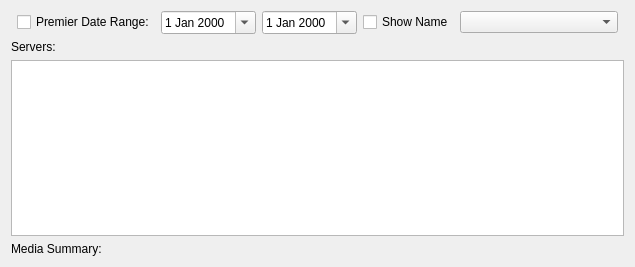
Old version of the form UI/MissingEpisodes.ui in the repository towel42-com/EmbySync.
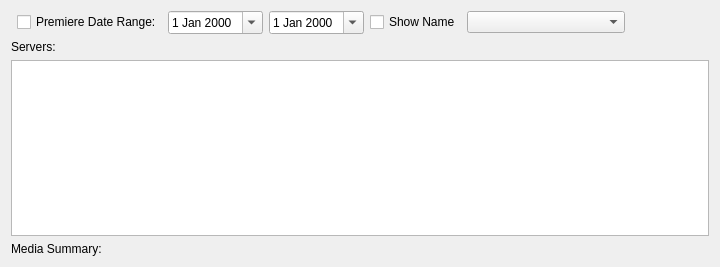
New version of the form.

Commit message: Fix for premier spelling

Patch:
```diff
--- a/UI/MissingEpisodes.ui
+++ b/UI/MissingEpisodes.ui
@@ -6,7 +6,7 @@
    <rect>
     <x>0</x>
     <y>0</y>
-    <width>611</width>
+    <width>720</width>
     <height>267</height>
    </rect>
   </property>
@@ -68,7 +68,7 @@
        <item row="0" column="1">
         <widget class="QCheckBox" name="searchByDate">
          <property name="text">
-          <string>Premier Date Range:</string>
+          <string>Premiere Date Range:</string>
          </property>
         </widget>
        </item>
```
The commit also changes 3 other files.
